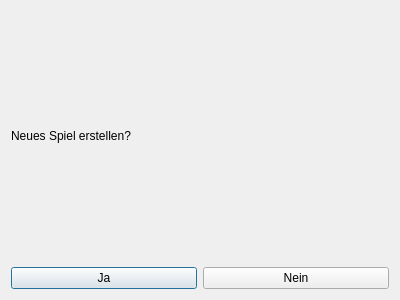
Before: the Qt Designer form erstellen.ui in MarcW2345/madn, drawn with Qt 5.
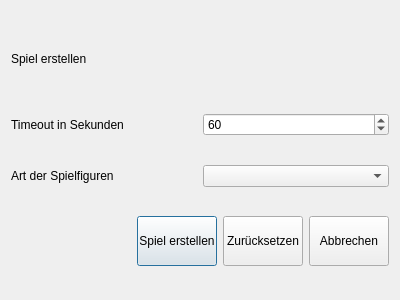
After: the same form once the commit is applied.

```diff
--- a/erstellen.ui
+++ b/erstellen.ui
@@ -15,27 +15,128 @@
   </property>
   <layout class="QVBoxLayout" name="verticalLayout">
    <item>
-    <widget class="QLabel" name="label">
-     <property name="text">
-      <string>Neues Spiel erstellen?</string>
-     </property>
-    </widget>
-   </item>
-   <item>
-    <layout class="QHBoxLayout" name="horizontalLayout">
+    <layout class="QVBoxLayout" name="verticalLayout_2">
      <item>
-      <widget class="QPushButton" name="pushButton">
+      <widget class="QLabel" name="label">
+       <property name="maximumSize">
+        <size>
+         <width>16777215</width>
+         <height>50</height>
+        </size>
+       </property>
        <property name="text">
-        <string>Ja</string>
+        <string>Spiel erstellen</string>
        </property>
       </widget>
      </item>
+    </layout>
+   </item>
+   <item>
+    <layout class="QVBoxLayout" name="verticalLayout_6">
      <item>
-      <widget class="QPushButton" name="pushButton_2">
-       <property name="text">
-        <string>Nein</string>
-       </property>
-      </widget>
+      <layout class="QHBoxLayout" name="horizontalLayout">
+       <item>
+        <widget class="QLabel" name="label_2">
+         <property name="text">
+          <string>Timeout in Sekunden</string>
+         </property>
+        </widget>
+       </item>
+       <item>
+        <widget class="QSpinBox" name="sbTimeout">
+         <property name="minimum">
+          <number>10</number>
+         </property>
+         <property name="maximum">
+          <number>300</number>
+         </property>
+         <property name="value">
+          <number>60</number>
+         </property>
+        </widget>
+       </item>
+      </layout>
+     </item>
+    </layout>
+   </item>
+   <item>
+    <layout class="QVBoxLayout" name="verticalLayout_5">
+     <item>
+      <layout class="QHBoxLayout" name="horizontalLayout_2">
+       <item>
+        <widget class="QLabel" name="label_3">
+         <property name="text">
+          <string>Art der Spielfiguren</string>
+         </property>
+        </widget>
+       </item>
+       <item>
+        <widget class="QComboBox" name="cbSpielfiguren"/>
+       </item>
+      </layout>
+     </item>
+    </layout>
+   </item>
+   <item>
+    <layout class="QVBoxLayout" name="verticalLayout_4"/>
+   </item>
+   <item>
+    <layout class="QVBoxLayout" name="verticalLayout_3">
+     <item>
+      <layout class="QGridLayout" name="gridLayout">
+       <item row="0" column="1">
+        <widget class="QPushButton" name="btnBestatigen">
+         <property name="maximumSize">
+          <size>
+           <width>80</width>
+           <height>50</height>
+          </size>
+         </property>
+         <property name="text">
+          <string>Spiel erstellen</string>
+         </property>
+        </widget>
+       </item>
+       <item row="0" column="2">
+        <widget class="QPushButton" name="btnZurucksetzen">
+         <property name="maximumSize">
+          <size>
+           <width>80</width>
+           <height>50</height>
+          </size>
+         </property>
+         <property name="text">
+          <string>Zurücksetzen</string>
+         </property>
+        </widget>
+       </item>
+       <item row="0" column="3">
+        <widget class="QPushButton" name="btnAbbrechen">
+         <property name="maximumSize">
+          <size>
+           <width>80</width>
+           <height>50</height>
+          </size>
+         </property>
+         <property name="text">
+          <string>Abbrechen</string>
+         </property>
+        </widget>
+       </item>
+       <item row="0" column="0">
+        <spacer name="horizontalSpacer">
+         <property name="orientation">
+          <enum>Qt::Horizontal</enum>
+         </property>
+         <property name="sizeHint" stdset="0">
+          <size>
+           <width>40</width>
+           <height>20</height>
+          </size>
+         </property>
+        </spacer>
+       </item>
+      </layout>
      </item>
     </layout>
    </item>
```
